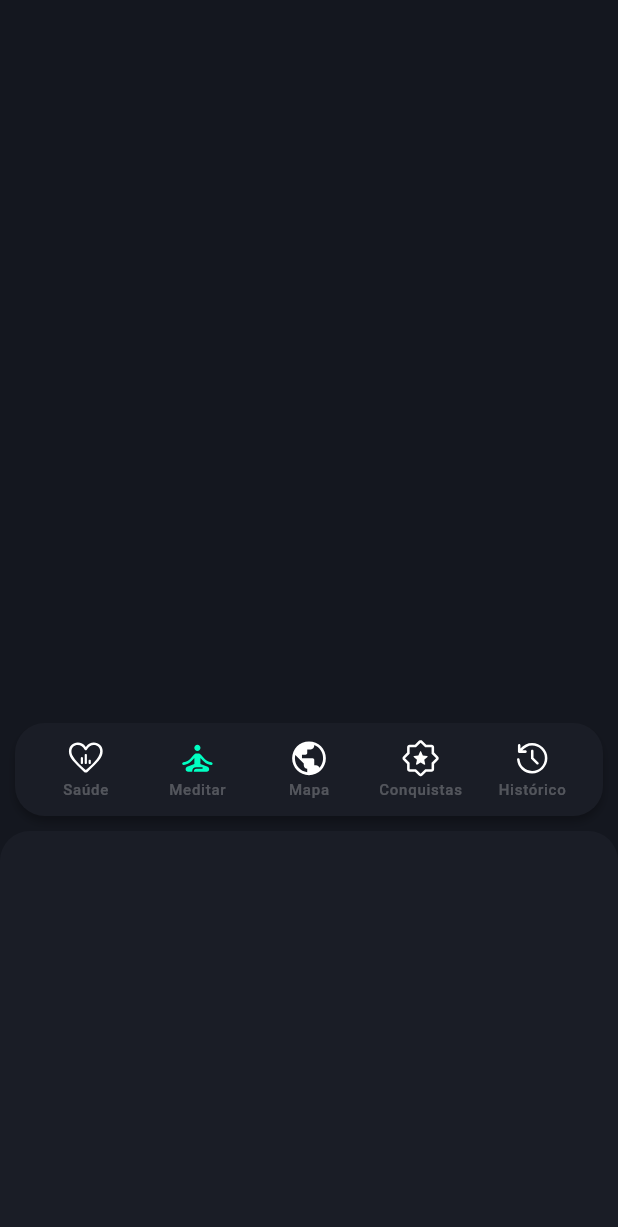
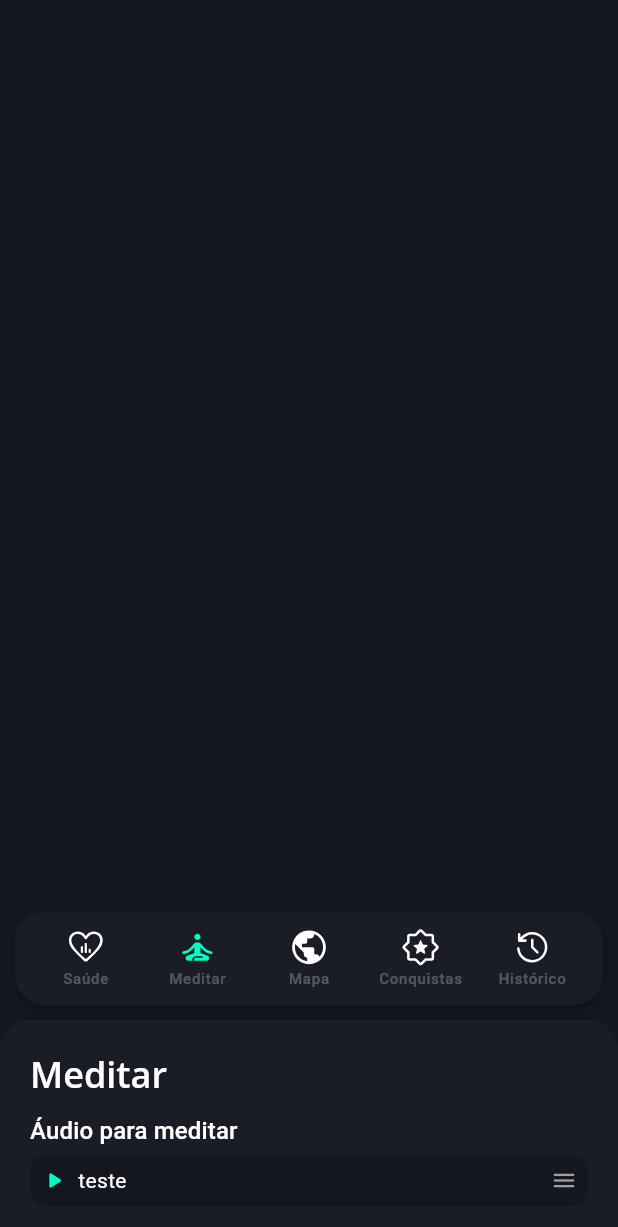
Before and after one commit to hisnaider/Bora-Caminhar, a Flutter app: the screen it shows after launch, after a tap on "Meditar", on a phone screen of 412 x 824 dp. Shown: the top 1227 px of the screen. Run offline on Flutter 3.47's test engine with Material 3 defaults, Android fonts, the phone set to English and light mode, and no system bars; our stand-ins replace flutter_svg; missing offline and left inert: dart:ffi.

Commit message:
_AudioSelector widget created in meditaion.dart

```diff
--- a/lib/screens/meditation.dart
+++ b/lib/screens/meditation.dart
@@ -5,8 +5,89 @@ class MeditationWidget extends StatelessWidget {
 
   @override
   Widget build(BuildContext context) {
-    return Container(
-      constraints: BoxConstraints.expand(height: 250),
+    return Padding(
+      padding: const EdgeInsets.all(10),
+      child: Column(
+        crossAxisAlignment: CrossAxisAlignment.stretch,
+        children: [
+          Text(
+            "Meditar",
+            style: Theme.of(context).textTheme.titleLarge,
+          ),
+          const SizedBox(
+            height: 12,
+          ),
+          const Row(
+            mainAxisAlignment: MainAxisAlignment.spaceBetween,
+            children: [_AudioSelector()],
+          )
+        ],
+      ),
     );
   }
 }
+
+class _AudioSelector extends StatefulWidget {
+  const _AudioSelector({super.key});
+
+  @override
+  State<_AudioSelector> createState() => __AudioSelectorState();
+}
+
+class __AudioSelectorState extends State<_AudioSelector> {
+  bool isPlaying = false;
+
+  void playAndPause() {
+    if (isPlaying) {
+      ///TODO: pause function
+    } else {
+      ///TODO: play function
+    }
+    setState(() {
+      isPlaying = !isPlaying;
+    });
+  }
+
+  @override
+  Widget build(BuildContext context) {
+    return Expanded(
+      child: Column(
+        crossAxisAlignment: CrossAxisAlignment.start,
+        children: [
+          Text(
+            "Áudio para meditar",
+            style: Theme.of(context).textTheme.titleSmall,
+          ),
+          const SizedBox(height: 5),
+          Container(
+            padding: const EdgeInsets.all(7),
+            decoration: BoxDecoration(
+                borderRadius: BorderRadius.circular(10),
+                color: Theme.of(context).colorScheme.surface),
+            child: Row(
+              crossAxisAlignment: CrossAxisAlignment.center,
+              children: [
+                InkWell(
+                  onTap: playAndPause,
+                  child: Icon(
+                    isPlaying ? Icons.pause_rounded : Icons.play_arrow_rounded,
+                    color: Theme.of(context).colorScheme.primary,
+                    size: 18,
+                  ),
+                ),
+                const SizedBox(width: 7),
+                const Expanded(child: Text("teste")),
+                const SizedBox(width: 7),
+                const Icon(
+                  Icons.menu,
+                  size: 18,
+                  color: Colors.grey,
+                )
+              ],
+            ),
+          ),
+        ],
+      ),
+    );
+  }
+}
```
